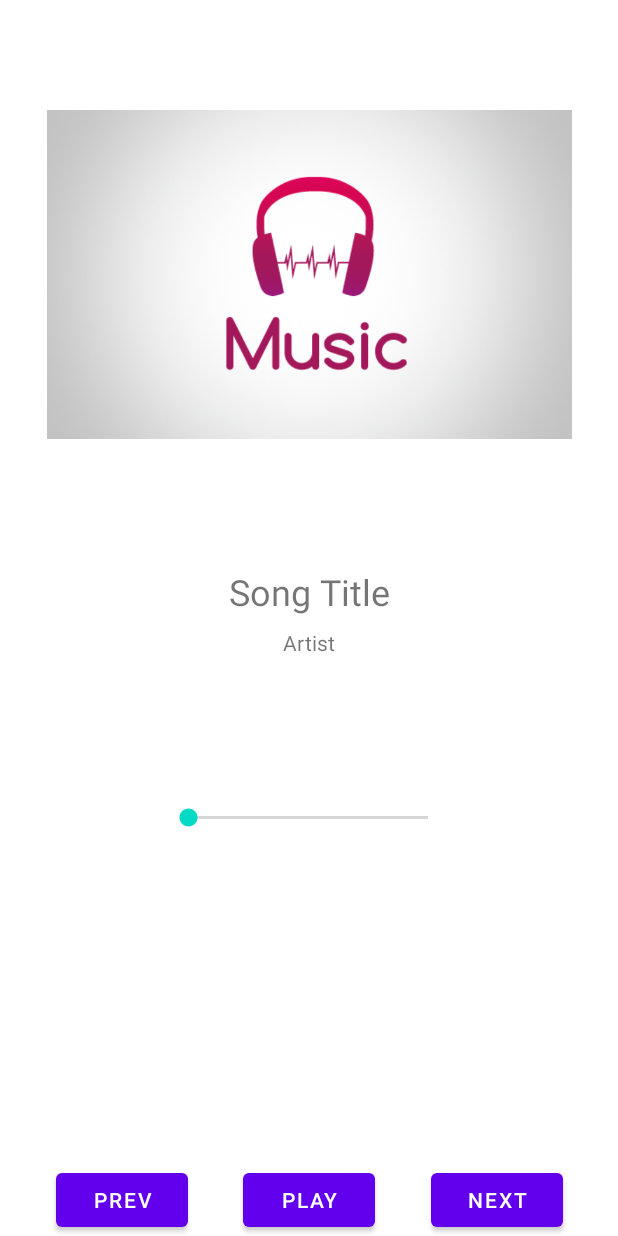
After one commit to shantatei/MuseTime, an Android app: the layout activity_play_song.xml on its own in the app's theme, with its tools: preview values and no code run, on a phone screen of 412 x 824 dp. The commit adds this screen. Run offline under Robolectric (Android 15) with nearby library versions, the phone set to English and light mode, and no system bars.

Commit message:
MusicApp v1.2 (Added SeekBar)

```diff
--- a/app/src/main/AndroidManifest.xml
+++ b/app/src/main/AndroidManifest.xml
@@ -1,15 +1,16 @@
 <?xml version="1.0" encoding="utf-8"?>
 <manifest xmlns:android="http://schemas.android.com/apk/res/android"
-    package="com.example.p03music1" >
-
+    package="com.example.p03music1">
+<uses-permission android:name="android.permission.INTERNET"/>
     <application
         android:allowBackup="true"
         android:icon="@mipmap/ic_launcher"
         android:label="@string/app_name"
         android:roundIcon="@mipmap/ic_launcher_round"
         android:supportsRtl="true"
-        android:theme="@style/Theme.P03Music1" >
-        <activity android:name=".MainActivity" >
+        android:theme="@style/Theme.P03Music1">
+        <activity android:name=".PlaySongActivity"></activity>
+        <activity android:name=".MainActivity">
             <intent-filter>
                 <action android:name="android.intent.action.MAIN" />
 
--- a/app/src/main/java/com/example/p03music1/MainActivity.java
+++ b/app/src/main/java/com/example/p03music1/MainActivity.java
@@ -1,11 +1,17 @@
 package com.example.p03music1;
 
 import androidx.appcompat.app.AppCompatActivity;
+
+import android.content.Intent;
 import android.os.Bundle;
 import android.util.Log;
 import android.view.View;
 
 public class MainActivity extends AppCompatActivity {
+
+
+    SongCollection songCollection = new SongCollection();
+
 
     @Override
     protected void onCreate(Bundle savedInstanceState) {
@@ -13,11 +19,20 @@ public class MainActivity extends AppCompatActivity {
         setContentView(R.layout.activity_main);
     }
 
+    public void sendDataToActivity(int index){
+        Intent intent = new Intent(this,PlaySongActivity.class);
+        intent.putExtra("index",index);
+        startActivity(intent);
+    }
+
     public void handleSelection(View view) {
 
         int buttonId=view.getId();
         String resourceID = getResources().getResourceEntryName(buttonId);
         Log.d("poly", "The id of the imagebutton is " +resourceID);
+        int currentArrayIndex = songCollection.searchSongById(resourceID);
+        Log.d("poly","The array index is " + currentArrayIndex);
+        sendDataToActivity(currentArrayIndex);
 
     }
 }
--- a/app/src/main/java/com/example/p03music1/SongCollection.java
+++ b/app/src/main/java/com/example/p03music1/SongCollection.java
@@ -20,6 +20,40 @@ public class SongCollection {
         songs[0]= theWayYouLookTonight;
         songs[1]= billyJean;
         songs[2]= one;
+    }
 
+    public int searchSongById(String id){
+        for (int i = 0; i <songs.length; i++) {
+
+            Song tempSong = songs[i];
+            if(tempSong.getId().equals(id)){
+                return i;
+            }
+
+        }
+        return -1;
+    }
+
+    public Song getCurrentSong(int currentSongId){
+
+        return songs[currentSongId];
+    }
+
+    public int getNextSong(int currentSongIndex){
+        if (currentSongIndex>= songs.length-1){
+            return currentSongIndex;
+        }
+        else {
+            return currentSongIndex+1;
+        }
+    }
+
+    public int getPrevSong(int currentSongIndex){
+        if (currentSongIndex<=0){
+            return currentSongIndex;
+        }
+        else {
+            return currentSongIndex-1;
+        }
     }
 }
--- /dev/null
+++ b/app/src/main/res/layout/activity_play_song.xml
@@ -0,0 +1,81 @@
+<?xml version="1.0" encoding="utf-8"?>
+<androidx.constraintlayout.widget.ConstraintLayout xmlns:android="http://schemas.android.com/apk/res/android"
+    xmlns:app="http://schemas.android.com/apk/res-auto"
+    xmlns:tools="http://schemas.android.com/tools"
+    android:layout_width="match_parent"
+    android:layout_height="match_parent"
+    tools:context=".PlaySongActivity">
+
+    <ImageView
+        android:id="@+id/imgCoverArt"
+        android:layout_width="350dp"
+        android:layout_height="350dp"
+        android:layout_marginTop="8dp"
+        android:scaleType="fitCenter"
+        app:layout_constraintEnd_toEndOf="parent"
+        app:layout_constraintStart_toStartOf="parent"
+        app:layout_constraintTop_toTopOf="parent"
+        app:srcCompat="@drawable/home" />
+
+    <TextView
+        android:id="@+id/txtSongTitle"
+        android:layout_width="wrap_content"
+        android:layout_height="wrap_content"
+        android:layout_marginTop="20dp"
+        android:text="Song Title"
+        android:textSize="24sp"
+        app:layout_constraintEnd_toEndOf="parent"
+        app:layout_constraintStart_toStartOf="parent"
+        app:layout_constraintTop_toBottomOf="@+id/imgCoverArt" />
+
+    <TextView
+        android:id="@+id/txtArtist"
+        android:layout_width="wrap_content"
+        android:layout_height="wrap_content"
+        android:layout_marginTop="8dp"
+        android:text="Artist"
+        app:layout_constraintEnd_toEndOf="parent"
+        app:layout_constraintStart_toStartOf="parent"
+        app:layout_constraintTop_toBottomOf="@+id/txtSongTitle" />
+
+    <Button
+
+        android:onClick="playOrPauseMusic"
+        android:id="@+id/btnPlayPause"
+        android:layout_width="wrap_content"
+        android:layout_height="wrap_content"
+        android:text="Play"
+        app:layout_constraintBottom_toBottomOf="parent"
+        app:layout_constraintEnd_toEndOf="parent"
+        app:layout_constraintStart_toStartOf="parent" />
+
+    <Button
+        android:onClick="playPrev"
+        android:id="@+id/txtPrevious"
+        android:layout_width="wrap_content"
+        android:layout_height="wrap_content"
+        android:text="Prev"
+        app:layout_constraintEnd_toStartOf="@+id/btnPlayPause"
+        app:layout_constraintStart_toStartOf="parent"
+        app:layout_constraintTop_toTopOf="@+id/btnPlayPause" />
+
+    <Button
+        android:onClick="playNext"
+        android:id="@+id/btnNext"
+        android:layout_width="wrap_content"
+        android:layout_height="wrap_content"
+        android:text="Next"
+        app:layout_constraintEnd_toEndOf="parent"
+        app:layout_constraintStart_toEndOf="@+id/btnPlayPause"
+        app:layout_constraintTop_toTopOf="@+id/btnPlayPause" />
+
+    <SeekBar
+        android:id="@+id/seekBar"
+        android:layout_width="192dp"
+        android:layout_height="39dp"
+        android:layout_marginTop="88dp"
+        app:layout_constraintEnd_toEndOf="parent"
+        app:layout_constraintHorizontal_bias="0.497"
+        app:layout_constraintStart_toStartOf="parent"
+        app:layout_constraintTop_toBottomOf="@+id/txtArtist" />
+</androidx.constraintlayout.widget.ConstraintLayout>
```
